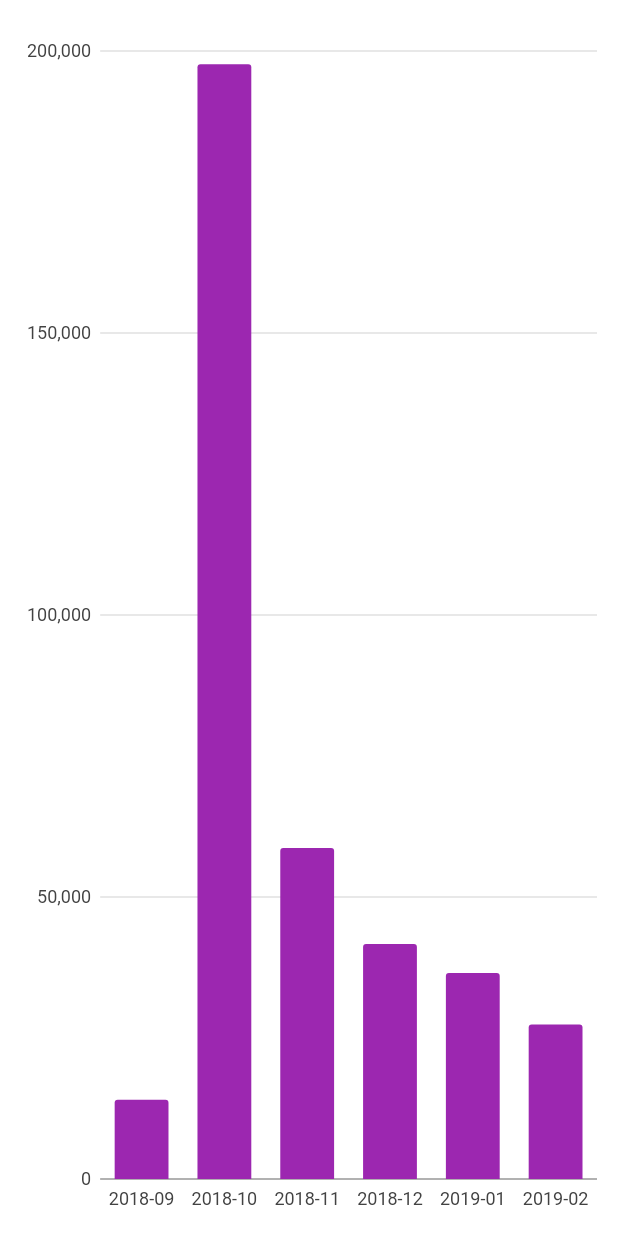
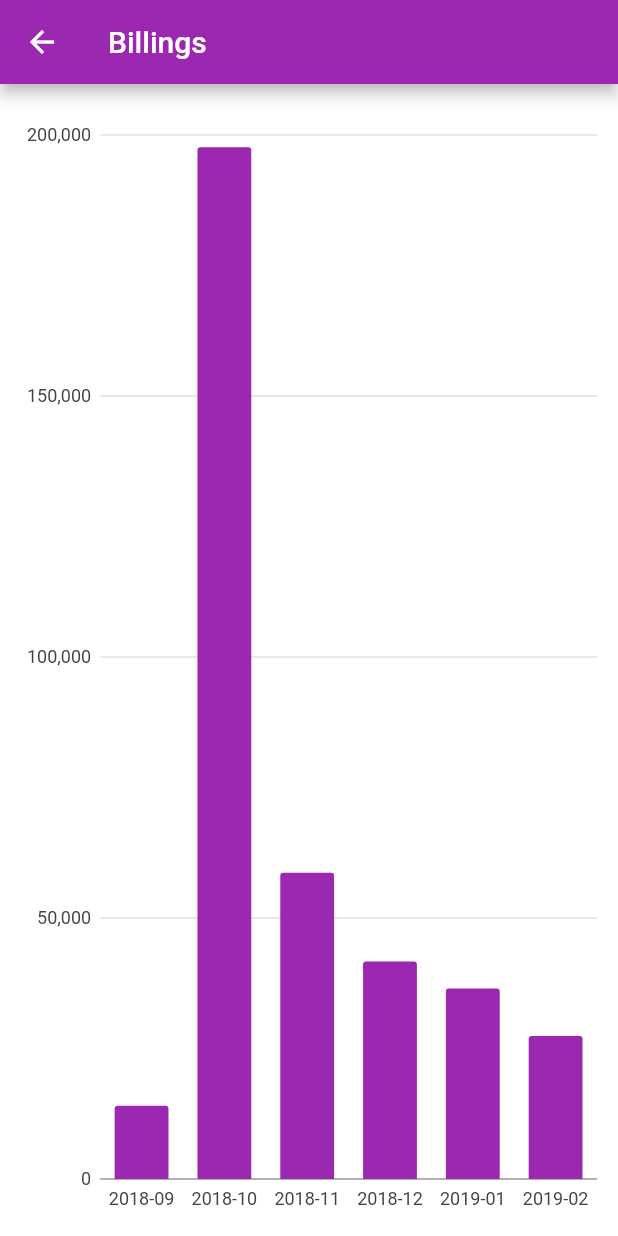
Before and after one commit to aaron-suarez/recurly_analytics, a Flutter app: the HomePage screen opened by its route, on a phone screen of 412 x 824 dp. Run offline on Flutter 3.47's test engine with Material 2 defaults, Android fonts, the phone set to English and light mode, and no system bars; our stand-ins replace charts_flutter, flutter_redux, redux; missing offline and left inert: flutter_redux_navigation.

Commit message:
Add app bar for title

```diff
--- a/lib/home_page.dart
+++ b/lib/home_page.dart
@@ -72,6 +72,9 @@ class HomePage extends StatelessWidget {
     );
 
     return Scaffold(
+      appBar: AppBar(
+        title: Text('Billings'),
+      ),
       backgroundColor: Colors.white,
       body: body,
     );
```
